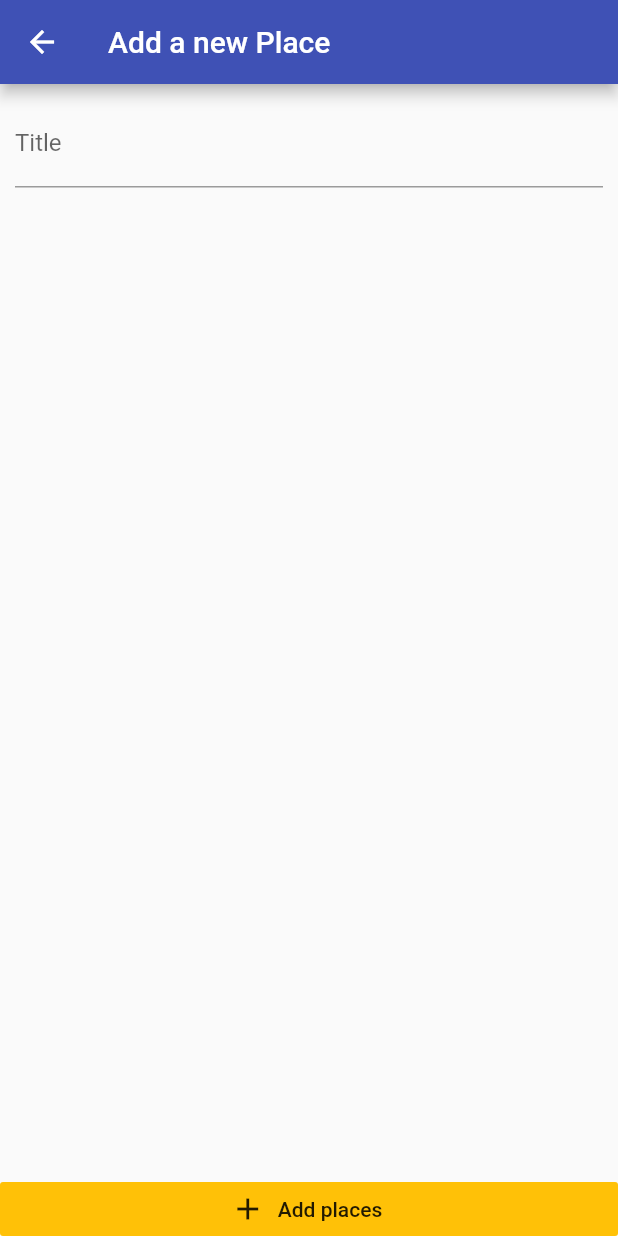
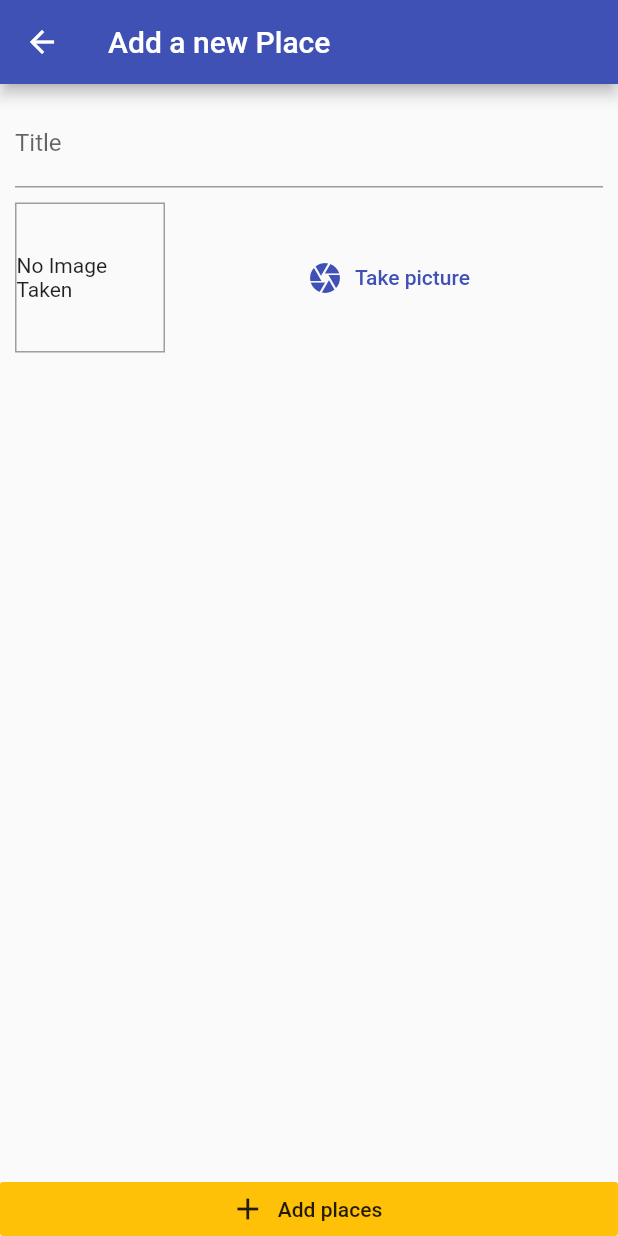
Before and after one commit to chalapathi444/greatplacesapp, a Flutter app: the AddPlaceScreen screen opened by its route, on a phone screen of 412 x 824 dp. Run offline on Flutter 3.47's test engine with Material 2 defaults, Android fonts, the phone set to English and light mode, and no system bars.

Commit message:
add dumy image field to add_place

```diff
--- a/lib/screens/add_place_scrrend.dart
+++ b/lib/screens/add_place_scrrend.dart
@@ -1,4 +1,5 @@
 import 'package:flutter/material.dart';
+import 'package:greatplacesapp/widget/image_input.dart';
 
 class AddPlaceScreen extends StatefulWidget {
   static const routeName = "/add-place";
@@ -27,7 +28,10 @@ class _AddPlaceScreenState extends State<AddPlaceScreen> {
                           TextField(
                             decoration: InputDecoration(labelText: 'Title'),
                             controller: _titleController,
-                          )
+                          ),
+                          SizedBox(height: 10),
+                          Container(),
+                          ImageInput(),
                         ],
                       )))),
           RaisedButton.icon(
--- /dev/null
+++ b/lib/widget/image_input.dart
@@ -0,0 +1,42 @@
+import 'package:flutter/material.dart';
+import 'dart:io';
+
+class ImageInput extends StatefulWidget {
+  @override
+  _ImageInputState createState() => _ImageInputState();
+}
+
+class _ImageInputState extends State<ImageInput> {
+  File _storedImage;
+  @override
+  Widget build(BuildContext context) {
+    return Row(
+      children: [
+        Container(
+          alignment: Alignment.center,
+          width: 100,
+          height: 100,
+          child: _storedImage != null
+              ? Image.file(
+                  _storedImage,
+                  fit: BoxFit.cover,
+                  width: double.infinity,
+                )
+              : Text("No Image Taken"),
+          decoration:
+              BoxDecoration(border: Border.all(width: 1, color: Colors.grey)),
+        ),
+        SizedBox(
+          width: 10,
+        ),
+        Expanded(
+            child: FlatButton.icon(
+          onPressed: () {},
+          icon: Icon(Icons.camera),
+          label: Text("Take picture"),
+          textColor: Theme.of(context).primaryColor,
+        )),
+      ],
+    );
+  }
+}
```
